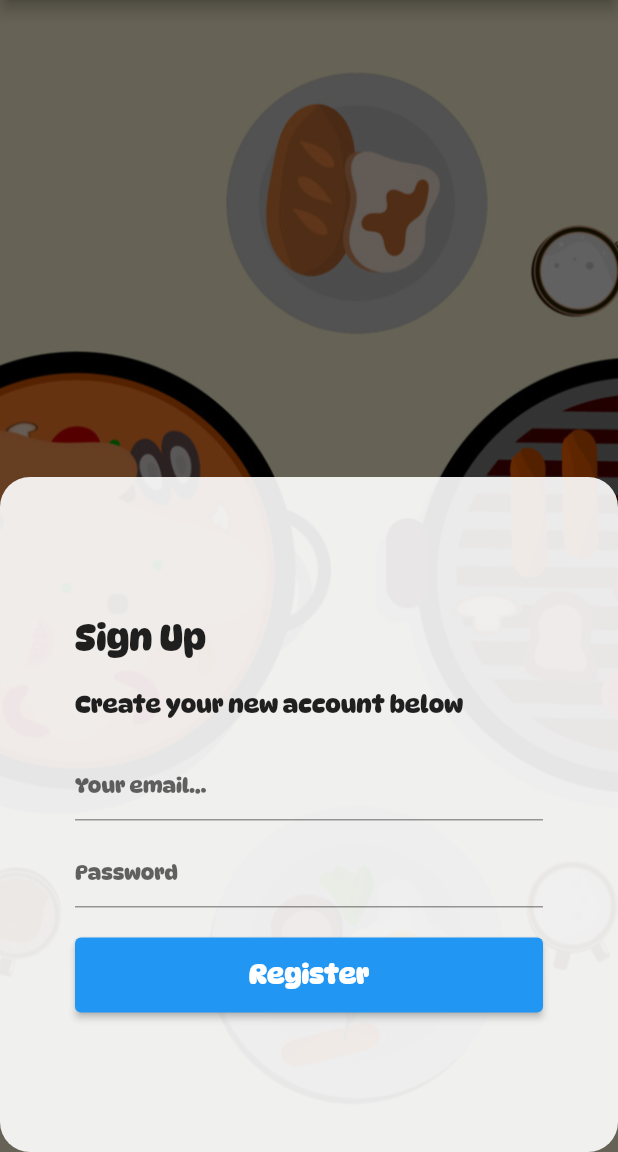
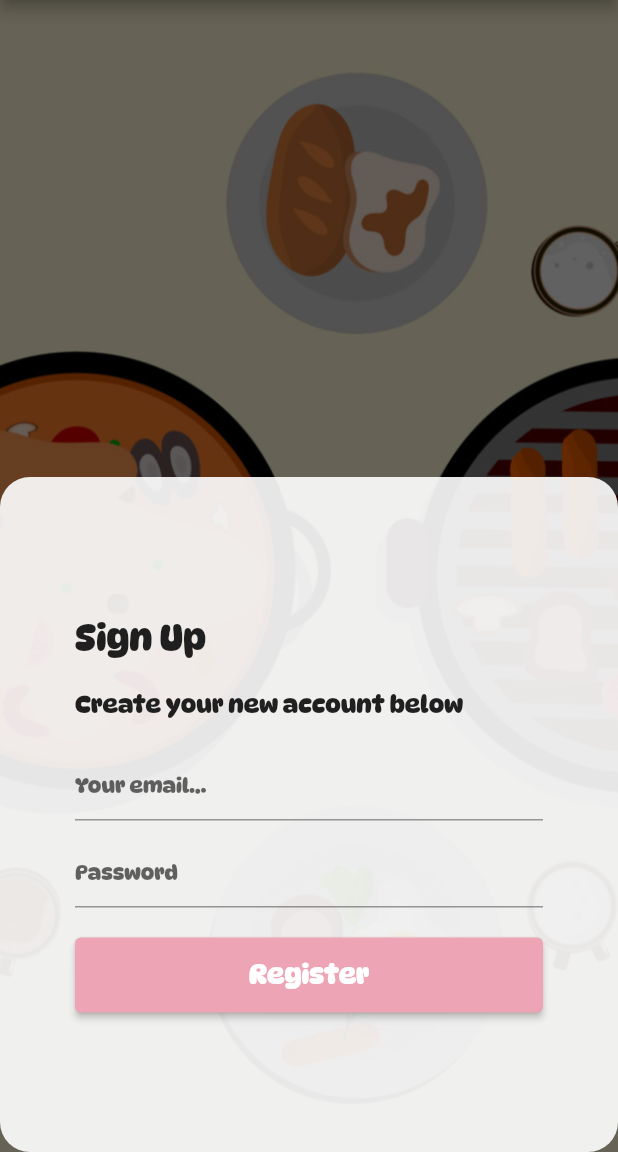
Before and after one commit to B210248C/Food-Decision, a Flutter app: the register screen opened by its route, on a phone screen of 412 x 824 dp, the part 84-1236 px from its top. Run offline on Flutter 3.47's test engine with Material 2 defaults, Android fonts, the phone set to English and light mode, and no system bars; our stand-ins replace firebase_auth, firebase_core, flutter_fortune_wheel, flutter_image_slideshow; accounts and stored records are empty.

Commit message:
Update register.dart

```diff
--- a/lib/screen/register.dart
+++ b/lib/screen/register.dart
@@ -198,7 +198,7 @@ class _registerState extends State<register> {
                       //ElevatedButton widget based on the boolean value of _isButtonPressed variable. If _isButtonPressed is true, the background color will be set to Colors.green, otherwise, it will be set to Colors.blue
                       style: ElevatedButton.styleFrom(
                         backgroundColor:
-                            _isButtonPressed ? Colors.green : Colors.blue,
+                            _isButtonPressed ? Colors.green : kAppBarColor,
                       ),
                     ),
                   ),
```
